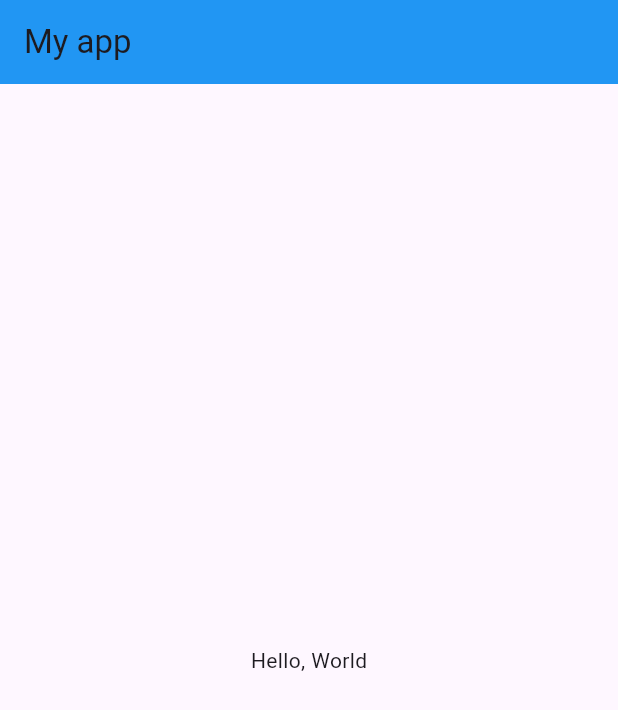
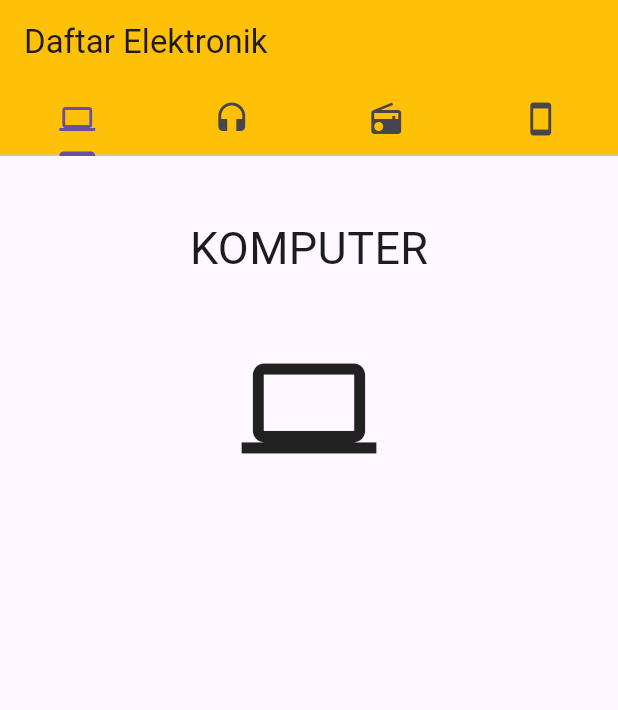
Before and after one commit to SitiSalwaSalsabil/flutter-tabbar, a Flutter app: the screen it shows after launch, on a phone screen of 412 x 824 dp. Shown: the top 710 px of the screen. Run offline on Flutter 3.47's test engine with Material 3 defaults, Android fonts, the phone set to English and light mode, and no system bars.

Commit message:
first commit

```diff
--- /dev/null
+++ b/lib/hal_komputer.dart
@@ -0,0 +1,27 @@
+import 'package:flutter/material.dart';
+
+class Komputer extends StatelessWidget {
+  @override
+  Widget build(BuildContext context) {
+    return new Container(
+      child: new Center(
+        child: new Column(children: <Widget>[
+          new Padding(
+            padding: new EdgeInsets.all(20.0),
+          ),
+          new Text(
+            "KOMPUTER",
+            style: new TextStyle(fontSize: 30.0),
+          ),
+          new Padding(
+            padding: new EdgeInsets.all(20.0),
+          ),
+          new Icon(
+            Icons.computer,
+            size: 90.0,
+          )
+        ]),
+      ),
+    );
+  }
+}
--- a/lib/main.dart
+++ b/lib/main.dart
@@ -1,23 +1,71 @@
 import 'package:flutter/material.dart';
+
+import './hal_komputer.dart' as komputer;
+import './hal_radio.dart' as radio;
+import './hal_headset.dart' as headset;
+import './hal_smartphone.dart' as smartphone;
 
 void main() {
   runApp(
     MaterialApp(
-      home: MyApp(),
+      title: "Tab Bar",
+      home: Home(),
     ),
   );
 }
 
-class MyApp extends StatelessWidget {
+class Home extends StatefulWidget {
+  @override
+  _HomeState createState() => _HomeState();
+}
+
+class _HomeState extends State<Home> with SingleTickerProviderStateMixin {
+  late TabController controller;
+
+  @override
+  void initState() {
+    super.initState();
+    controller = TabController(vsync: this, length: 4);
+  }
+
+  @override
+  void dispose() {
+    controller.dispose();
+    super.dispose();
+  }
+
   @override
   Widget build(BuildContext context) {
     return Scaffold(
       appBar: AppBar(
-        title: Text('My app'),
-        backgroundColor: Colors.blue,
+        backgroundColor: Colors.amber,
+        title: Text("Daftar Elektronik"),
+        bottom: TabBar(
+          controller: controller,
+          tabs: <Widget>[
+            Tab(
+              icon: Icon(Icons.computer),
+            ),
+            Tab(
+              icon: Icon(Icons.headset),
+            ),
+            Tab(
+              icon: Icon(Icons.radio),
+            ),
+            Tab(
+              icon: Icon(Icons.smartphone),
+            ),
+          ],
+        ),
       ),
-      body: Center(
-        child: Text('Hello, World'),
+      body: TabBarView(
+        controller: controller,
+        children: <Widget>[
+          komputer.Komputer(),
+          headset.Headset(),
+          radio.Radio(),
+          smartphone.Smartphone(),
+        ],
       ),
     );
   }
```
Also changed, not shown: lib/hal_headset.dart (added, +27 -0 lines), lib/hal_radio.dart (added, +27 -0 lines), lib/hal_smartphone.dart (added, +27 -0 lines).
